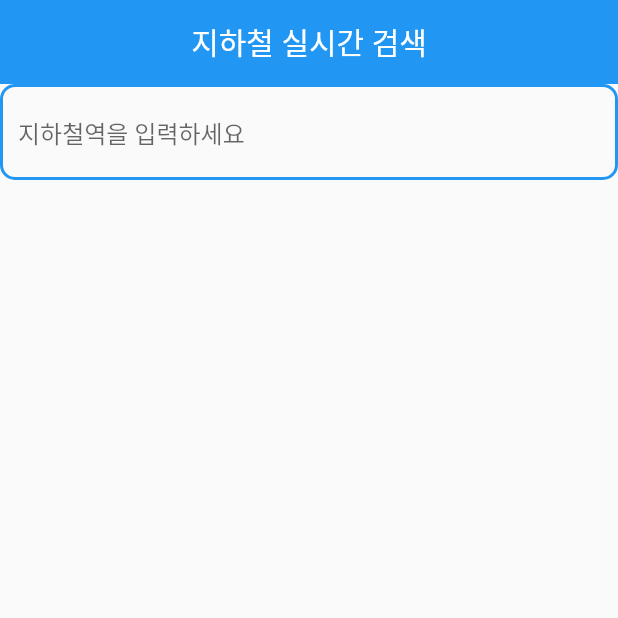
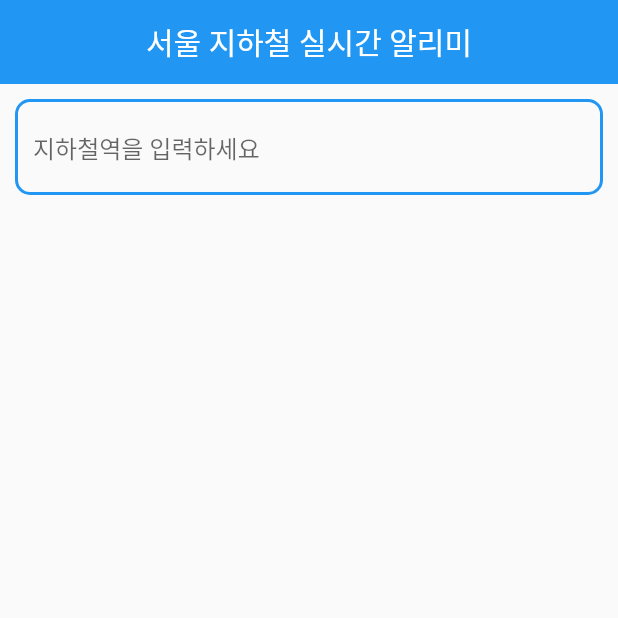
Before and after one commit to teddyjune/subway_search_app, a Flutter app: the screen it shows after launch, on a phone screen of 412 x 824 dp, the top half of it. Run offline on Flutter 3.47's test engine with Material 2 defaults, Android fonts, the phone set to English and light mode, and no system bars; network calls fail.

Commit message:
refactor: MVVM 패턴 적용

```diff
--- a/lib/subway_api.dart
+++ b/lib/data/data_source/subway_api.dart
@@ -1,22 +1,10 @@
 import 'dart:async';
 import 'dart:convert';
+
 import 'package:http/http.dart' as http;
-import 'package:subway_search_app/subway.dart';
+import 'package:subway_search_app/data/model/subway.dart';
 
 class SubwayApi {
-  SubwayApi() {
-    fetchInfo('');
-  }
-
-  final _subwayStreamController = StreamController<List<Subway>>();
-
-  Stream<List<Subway>> get imageStream => _subwayStreamController.stream;
-
-  Future fetchInfo(String query) async {
-    List<Subway> info = await getInfo(query);
-    _subwayStreamController.add(info);
-  }
-
   Future<List<Subway>> getInfo(String query) async {
     Uri url = Uri.parse(
         'http://swopenapi.seoul.go.kr/api/subway/sample/json/realtimeStationArrival/0/5/$query');
--- /dev/null
+++ b/lib/data/repository/subway_repository.dart
@@ -0,0 +1,10 @@
+import 'package:subway_search_app/data/data_source/subway_api.dart';
+import 'package:subway_search_app/data/model/subway.dart';
+
+class SubwayRepository {
+  final _api = SubwayApi();
+
+  Future<List<Subway>> getInfo(String query) async {
+    return await _api.getInfo(query);
+  }
+}
--- a/lib/main.dart
+++ b/lib/main.dart
@@ -1,7 +1,7 @@
 import 'package:flutter/material.dart';
 import 'package:provider/provider.dart';
-import 'package:subway_search_app/subway_search_screen.dart';
-import 'package:subway_search_app/subway_view_model.dart';
+import 'package:subway_search_app/ui/subway_screen.dart';
+import 'package:subway_search_app/ui/subway_view_model.dart';
 
 void main() {
   runApp(ChangeNotifierProvider(
--- a/lib/subway_view_model.dart
+++ /dev/null
@@ -1,13 +0,0 @@
-import 'package:flutter/material.dart';
-import 'package:subway_search_app/subway.dart';
-import 'package:subway_search_app/subway_api.dart';
-
-class SubwayViewModel extends ChangeNotifier {
-  final _subwayApi = SubwayApi();
-  List<Subway> arrivalInfo = [];
-
-  void fetchInfo(String query) async {
-    arrivalInfo = await _subwayApi.getInfo(query);
-    notifyListeners();
-  }
-}
--- a/lib/subway_search_screen.dart
+++ b/lib/ui/subway_screen.dart
@@ -1,8 +1,8 @@
 import 'package:flutter/material.dart';
 import 'package:provider/provider.dart';
+import 'package:subway_search_app/data/model/subway.dart';
 import 'package:subway_search_app/debounce.dart';
-import 'package:subway_search_app/subway.dart';
-import 'package:subway_search_app/subway_view_model.dart';
+import 'package:subway_search_app/ui/subway_view_model.dart';
 
 class SubwayRealtimeSearchScreen extends StatefulWidget {
   const SubwayRealtimeSearchScreen({Key? key}) : super(key: key);
@@ -31,13 +31,16 @@ class _SubwayRealtimeSearchScreenState
         elevation: 0,
         centerTitle: true,
         title: const Text(
-          '지하철 실시간 검색',
+          '서울 지하철 실시간 알리미',
         ),
       ),
       body: Column(children: [
-        TextField(
+        Padding(
+          padding: const EdgeInsets.all(10.0),
+          child: TextField(
             controller: _controller,
-          onChanged: _debounce.run(() => viewModel.fetchInfo(_controller.text)),
+            onChanged:
+                _debounce.run(() => viewModel.fetchInfo(_controller.text)),
             decoration: InputDecoration(
               enabledBorder: OutlineInputBorder(
                 borderRadius: const BorderRadius.all(Radius.circular(10)),
@@ -47,13 +50,18 @@ class _SubwayRealtimeSearchScreenState
               hintText: '지하철역을 입력하세요',
             ),
           ),
+        ),
         Expanded(
           child: ListView(
             children: viewModel.arrivalInfo.map((Subway arrivalInfo) {
               return Column(
                 children: [
-                  Text(arrivalInfo.heading),
+                  Text(
+                    arrivalInfo.heading,
+                    style: const TextStyle(fontSize: 15, fontWeight: FontWeight.bold),
+                  ),
                   Text(arrivalInfo.arrivalMessage),
+                  const SizedBox(height: 20),
                 ],
               );
             }).toList(),
--- /dev/null
+++ b/lib/ui/subway_view_model.dart
@@ -0,0 +1,13 @@
+import 'package:flutter/material.dart';
+import 'package:subway_search_app/data/model/subway.dart';
+import 'package:subway_search_app/data/repository/subway_repository.dart';
+
+class SubwayViewModel extends ChangeNotifier {
+  final _repository = SubwayRepository();
+  List<Subway> arrivalInfo = [];
+
+  void fetchInfo(String query) async {
+    arrivalInfo = await _repository.getInfo(query);
+    notifyListeners();
+  }
+}
```
Also changed, not shown: lib/data/model/subway.dart (renamed from lib/subway.dart). Lines whose indentation alone changed are shown as unchanged.
